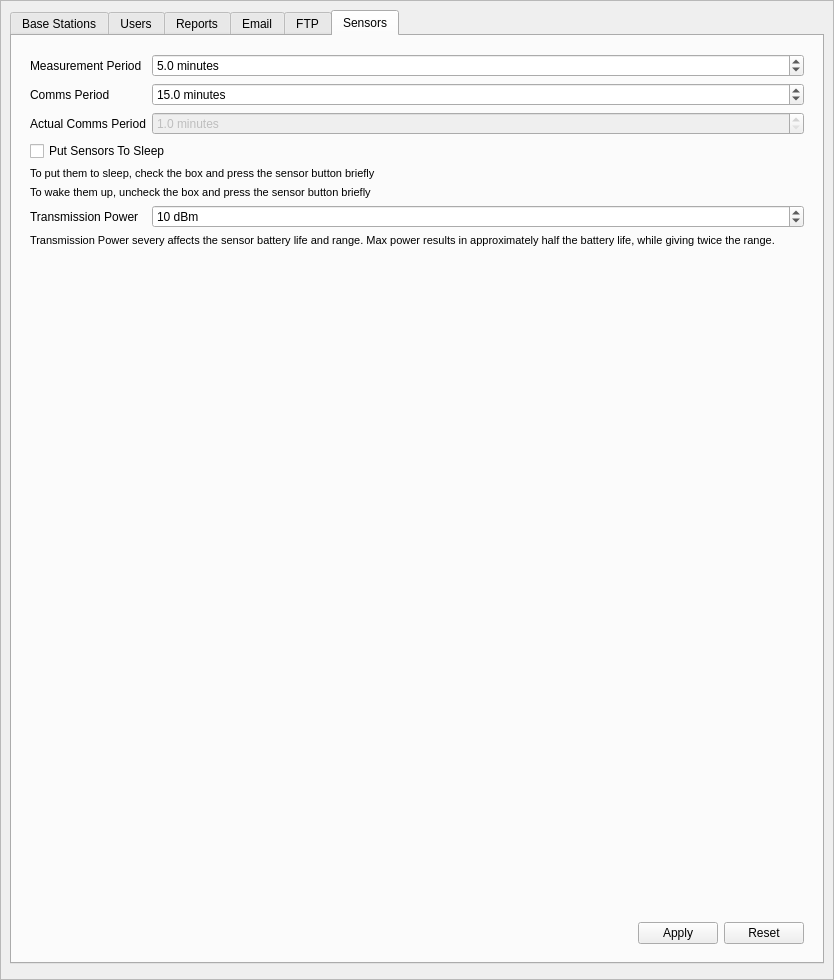
porkmarks/sense, file manager/src/SettingsWidget.ui: the form before one commit.
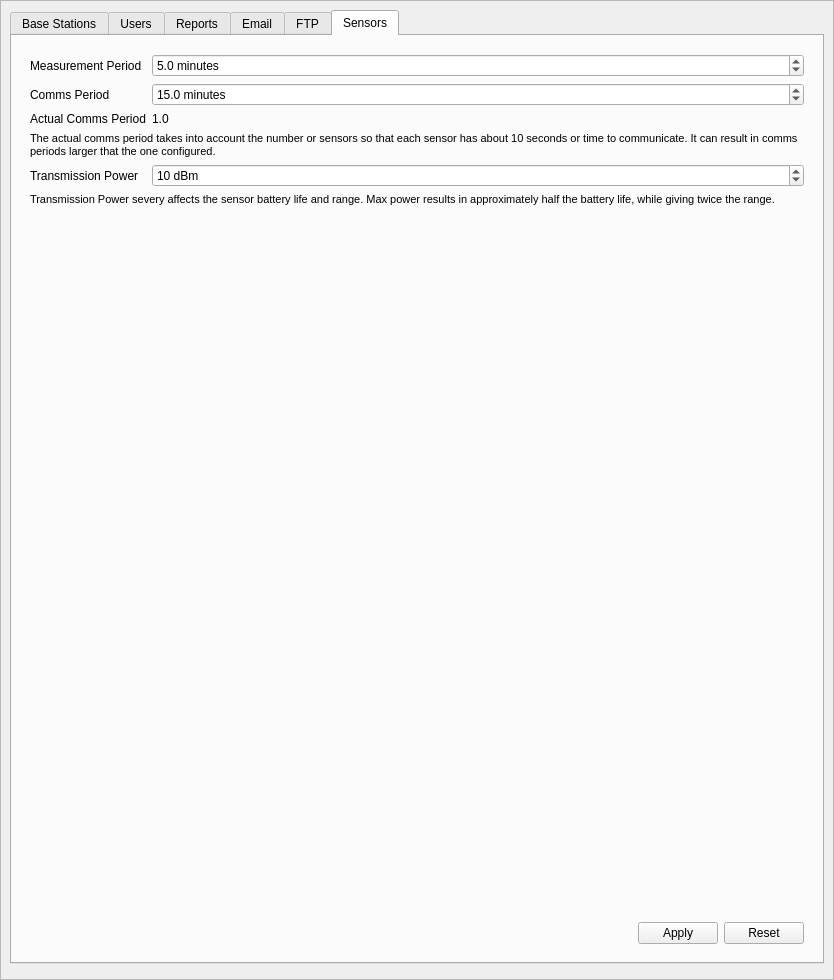
The form after the commit. Icons and pictures are not drawn. Custom widgets are drawn as their Qt base class.

Commit message: Sleeping Densor details working

```diff
--- a/manager/src/SettingsWidget.ui
+++ b/manager/src/SettingsWidget.ui
@@ -536,63 +536,6 @@
               <property name="verticalSpacing">
                <number>6</number>
               </property>
-              <item row="4" column="0">
-               <widget class="QLabel" name="label_9">
-                <property name="text">
-                 <string>Actual Comms Period</string>
-                </property>
-               </widget>
-              </item>
-              <item row="4" column="1">
-               <widget class="QDoubleSpinBox" name="sensorsComputedCommsPeriod">
-                <property name="enabled">
-                 <bool>false</bool>
-                </property>
-                <property name="suffix">
-                 <string> minutes</string>
-                </property>
-                <property name="decimals">
-                 <number>1</number>
-                </property>
-                <property name="minimum">
-                 <double>1.000000000000000</double>
-                </property>
-               </widget>
-              </item>
-              <item row="5" column="0" colspan="2">
-               <widget class="QCheckBox" name="sensorsSleeping">
-                <property name="enabled">
-                 <bool>true</bool>
-                </property>
-                <property name="text">
-                 <string>Put Sensors To Sleep</string>
-                </property>
-               </widget>
-              </item>
-              <item row="6" column="0" colspan="2">
-               <widget class="QLabel" name="label_16">
-                <property name="font">
-                 <font>
-                  <pointsize>8</pointsize>
-                 </font>
-                </property>
-                <property name="text">
-                 <string>To put them to sleep, check the box and press the sensor button briefly</string>
-                </property>
-               </widget>
-              </item>
-              <item row="7" column="0" colspan="2">
-               <widget class="QLabel" name="label_17">
-                <property name="font">
-                 <font>
-                  <pointsize>8</pointsize>
-                 </font>
-                </property>
-                <property name="text">
-                 <string>To wake them up, uncheck the box and press the sensor button briefly</string>
-                </property>
-               </widget>
-              </item>
               <item row="0" column="0">
                <widget class="QLabel" name="label_6">
                 <property name="text">
@@ -639,14 +582,36 @@
                 </property>
                </widget>
               </item>
-              <item row="8" column="0">
+              <item row="4" column="0">
+               <widget class="QLabel" name="label_9">
+                <property name="text">
+                 <string>Actual Comms Period</string>
+                </property>
+               </widget>
+              </item>
+              <item row="5" column="0" colspan="2">
+               <widget class="QLabel" name="label_16">
+                <property name="font">
+                 <font>
+                  <pointsize>8</pointsize>
+                 </font>
+                </property>
+                <property name="text">
+                 <string>The actual comms period takes into account the number or sensors so that each sensor has about 10 seconds or time to communicate. It can result in comms periods larger that the one configured.</string>
+                </property>
+                <property name="wordWrap">
+                 <bool>true</bool>
+                </property>
+               </widget>
+              </item>
+              <item row="6" column="0">
                <widget class="QLabel" name="label_15">
                 <property name="text">
                  <string>Transmission Power</string>
                 </property>
                </widget>
               </item>
-              <item row="8" column="1">
+              <item row="6" column="1">
                <widget class="QSpinBox" name="sensorsPower">
                 <property name="suffix">
                  <string> dBm</string>
@@ -662,7 +627,7 @@
                 </property>
                </widget>
               </item>
-              <item row="9" column="0" colspan="2">
+              <item row="7" column="0" colspan="2">
                <widget class="QLabel" name="label_18">
                 <property name="font">
                  <font>
@@ -677,6 +642,13 @@
                 </property>
                </widget>
               </item>
+              <item row="4" column="1">
+               <widget class="QLabel" name="sensorsComputedCommsPeriod">
+                <property name="text">
+                 <string>1.0</string>
+                </property>
+               </widget>
+              </item>
              </layout>
             </widget>
            </item>
```
Left out of the diff: 2 changed lines with no effect on the pictures. The commit also changes 18 other files.
